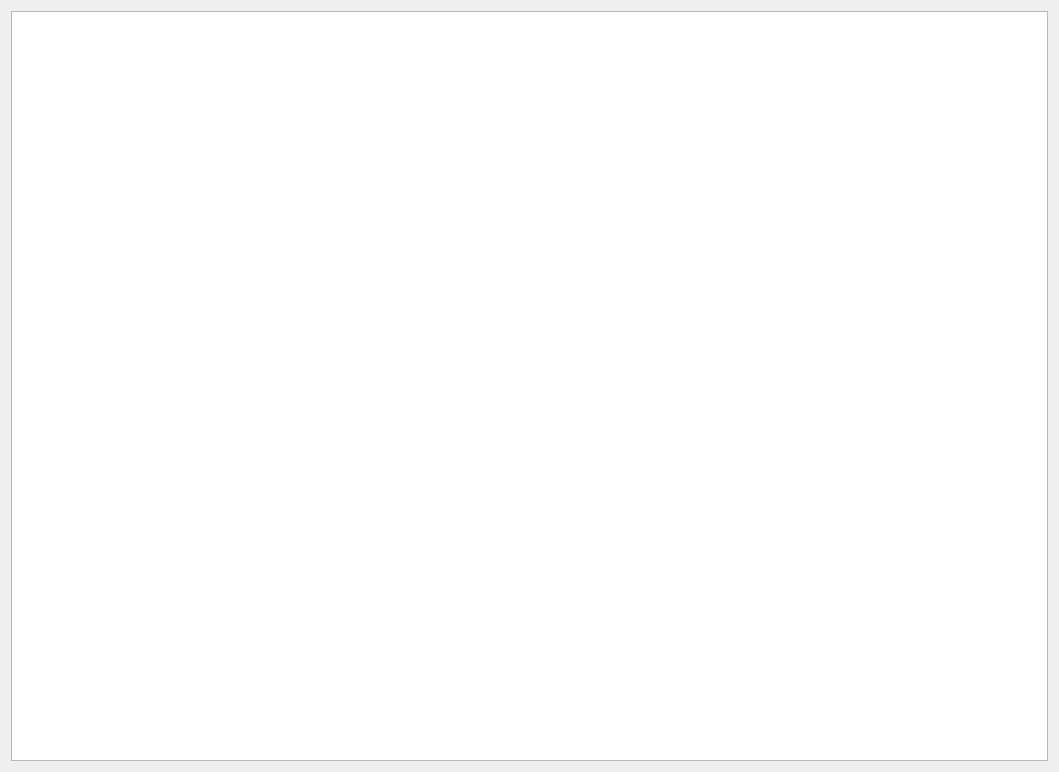
Before: the Qt Designer form TableDialog.ui in MATF-RS20/RS012-data-mining-toolbox, drawn with Qt 5.
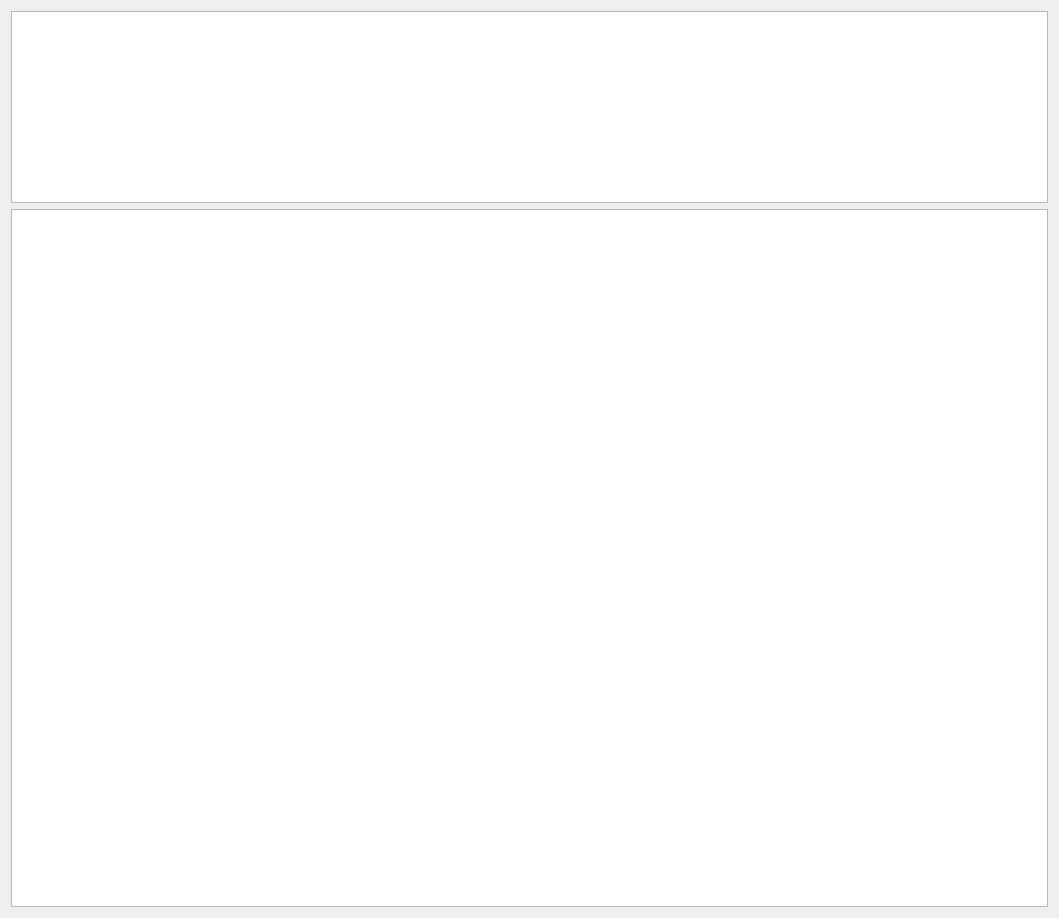
After: the same form once the commit is applied.

```diff
--- a/TableDialog.ui
+++ b/TableDialog.ui
@@ -7,14 +7,24 @@
     <x>0</x>
     <y>0</y>
     <width>1059</width>
-    <height>772</height>
+    <height>918</height>
    </rect>
   </property>
   <property name="windowTitle">
    <string>Dialog</string>
   </property>
-  <layout class="QVBoxLayout" name="verticalLayout">
-   <item>
+  <layout class="QGridLayout" name="gridLayout">
+   <item row="0" column="0">
+    <widget class="QTextBrowser" name="Ispis">
+     <property name="sizePolicy">
+      <sizepolicy hsizetype="Preferred" vsizetype="Preferred">
+       <horstretch>0</horstretch>
+       <verstretch>0</verstretch>
+      </sizepolicy>
+     </property>
+    </widget>
+   </item>
+   <item row="1" column="0">
     <widget class="QTableWidget" name="Tabelica"/>
    </item>
   </layout>
```
